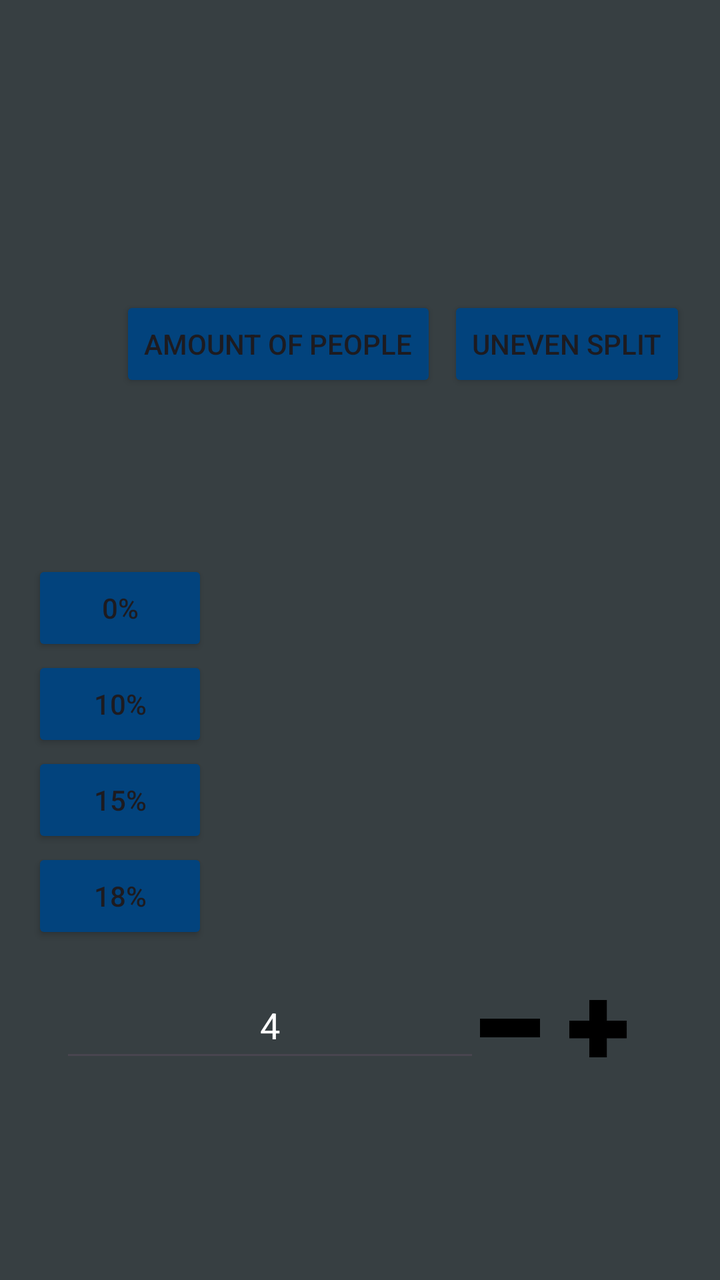
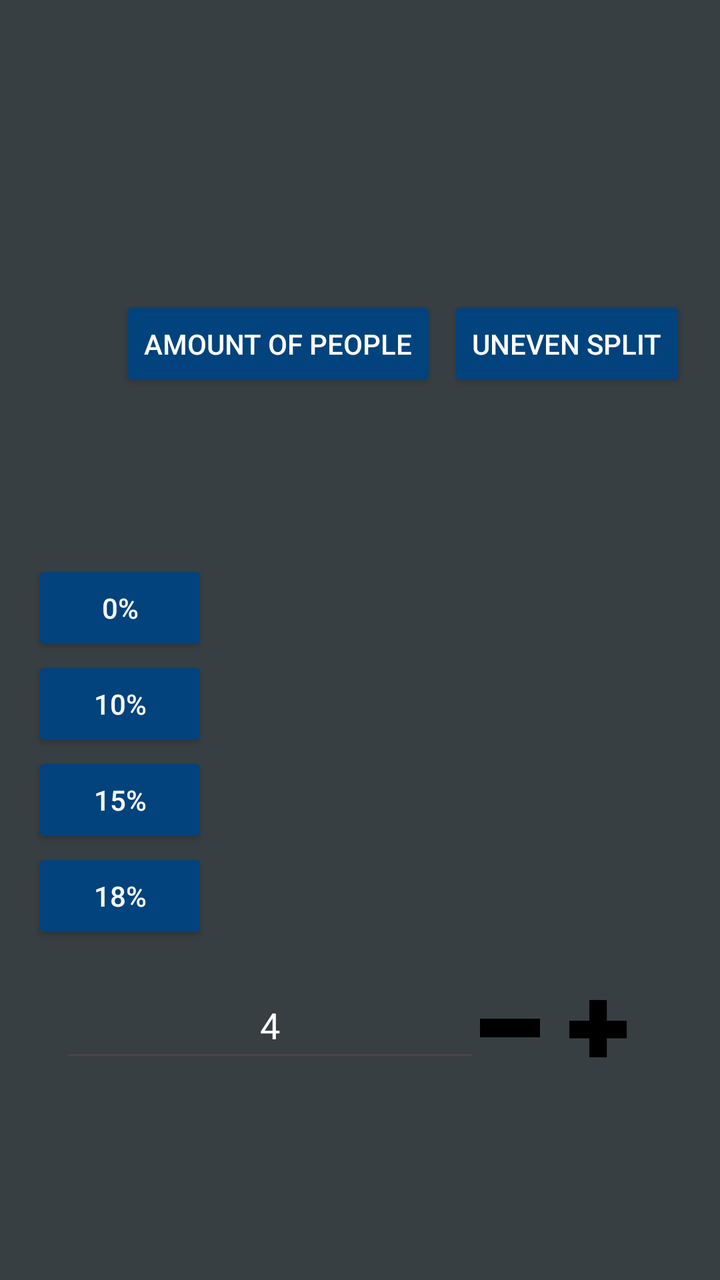

The first picture is an Android layout as it rendered before a commit; the second is the same layout after the commit. The layout source and the unified diff follow.
<!-- AndroidManifest.xml: application theme Theme.BillCalc -->
<!-- res/layout/activity_main.xml -->
<?xml version="1.0" encoding="utf-8"?>
<androidx.constraintlayout.widget.ConstraintLayout xmlns:android="http://schemas.android.com/apk/res/android"
    xmlns:app="http://schemas.android.com/apk/res-auto"
    xmlns:tools="http://schemas.android.com/tools"
    android:id="@+id/main"
    android:layout_width="match_parent"
    android:layout_height="match_parent"
    android:background="#373f42"
    tools:context=".MainActivity">

    <EditText
        android:id="@+id/BillAmount"
        android:layout_width="266dp"
        android:layout_height="73dp"
        android:layout_marginStart="72dp"
        android:layout_marginBottom="700dp"
        android:autofillHints=""
        android:backgroundTint="@color/white"
        android:ems="10"
        android:hint="@string/bill_amount"
        android:inputType="number"
        android:textAlignment="center"
        android:textColorHint="@color/white"
        android:textSize="30sp"
        app:layout_constraintBottom_toBottomOf="parent"
        app:layout_constraintStart_toStartOf="parent" />

    <TextView
        android:id="@+id/Amount"
        android:layout_width="wrap_content"
        android:layout_height="wrap_content"
        android:layout_marginStart="92dp"
        android:layout_marginBottom="496dp"
        android:text=""
        android:textAlignment="center"
        android:textColor="@color/white"
        android:textSize="30sp"
        app:layout_constraintBottom_toBottomOf="parent"
        app:layout_constraintStart_toStartOf="parent"
        app:layout_constraintTop_toBottomOf="@+id/BillAmount"
        app:layout_constraintVertical_bias="0.787" />

    <Button
        android:id="@+id/Zero"
        android:layout_width="wrap_content"
        android:layout_height="wrap_content"
        android:layout_marginStart="16dp"
        android:layout_marginBottom="312dp"
        android:backgroundTint="#02437D"

        android:text="@string/_0"
        app:layout_constraintBottom_toBottomOf="parent"
        app:layout_constraintStart_toStartOf="parent" />

    <Button
        android:id="@+id/Ten"
        android:layout_width="wrap_content"
        android:layout_height="wrap_content"
        android:layout_marginStart="16dp"
        android:layout_marginBottom="264dp"
        android:backgroundTint="#02437D"
        android:text="@string/_10"
        app:layout_constraintBottom_toBottomOf="parent"
        app:layout_constraintStart_toStartOf="parent" />

    <Button
        android:id="@+id/Fifteen"
        android:layout_width="wrap_content"
        android:layout_height="wrap_content"
        android:layout_marginStart="16dp"
        android:layout_marginBottom="216dp"
        android:backgroundTint="#02437D"
        android:text="@string/_15"
        app:layout_constraintBottom_toBottomOf="parent"
        app:layout_constraintStart_toStartOf="parent" />

    <Button
        android:id="@+id/Eighteen"
        android:layout_width="wrap_content"
        android:layout_height="wrap_content"
        android:layout_marginStart="16dp"
        android:layout_marginBottom="168dp"
        android:backgroundTint="#02437D"
        android:text="@string/_18"
        app:layout_constraintBottom_toBottomOf="parent"
        app:layout_constraintStart_toStartOf="parent" />

    <LinearLayout
        android:id="@+id/CollapsableNumberOfPeople"
        android:layout_width="match_parent"
        android:layout_height="200dp"
        android:layout_marginBottom="4dp"
        android:gravity="center_horizontal"
        android:orientation="horizontal"
        app:layout_constraintBottom_toBottomOf="parent"
        app:layout_constraintStart_toStartOf="parent">


        <EditText
            android:id="@+id/ChangeableAmountOfPeople"
            android:layout_width="wrap_content"
            android:layout_height="50dp"
            android:layout_marginTop="50dp"
            android:autofillHints=""
            android:ems="10"
            android:inputType="number"
            android:text="@string/_4"
            android:textAlignment="center"
            android:textColor="@color/white" />

        <ImageView
            android:id="@+id/SubtractFromNumberOfPeople"
            android:layout_width="30dp"
            android:layout_height="16dp"
            android:contentDescription="@string/subtract"
            android:focusable="true"
            android:clickable="true"
            android:layout_marginTop="70dp"
            android:src="@drawable/subtract" />

        <ImageView
            android:id="@+id/AddFromAmountOfPeople"
            android:layout_width="60dp"
            android:layout_height="57dp"
            android:contentDescription="@string/add"
            android:focusable="true"
            android:clickable="true"
            android:layout_marginTop="53dp"
            android:src="@drawable/add" />
    </LinearLayout>

    <Button
        android:id="@+id/ChangeNumberOfPeople"
        android:layout_width="wrap_content"
        android:layout_height="wrap_content"
        android:layout_marginStart="60dp"
        android:layout_marginBottom="444dp"
        android:backgroundTint="#02437D"
        android:focusable="true"
        android:text="@string/amount_of_people"
        app:layout_constraintBottom_toBottomOf="parent"
        app:layout_constraintStart_toStartOf="parent" />

    <Button
        android:id="@+id/changeView"
        android:layout_width="wrap_content"
        android:layout_height="wrap_content"
        android:layout_marginStart="224dp"
        android:layout_marginBottom="444dp"
        android:backgroundTint="#02437D"
        android:focusable="true"
        android:text="@string/uneven_split"
        app:layout_constraintBottom_toBottomOf="parent"
        app:layout_constraintStart_toStartOf="parent" />


</androidx.constraintlayout.widget.ConstraintLayout>
<!-- resources referenced by this layout -->
<resources>
  <color name="white">#FFFFFFFF</color>
  <!-- drawable add: png bitmap (drawable, 2396 bytes) -->
  <!-- drawable subtract: png bitmap (drawable, 143 bytes) -->
  <string name="_0">0%</string>
  <string name="_10">10%</string>
  <string name="_15">15%</string>
  <string name="_18">18%</string>
  <string name="_4">4</string>
  <string name="add">ADD</string>
  <string name="amount_of_people">Amount of People</string>
  <string name="bill_amount">Bill Amount</string>
  <string name="subtract">SUBTRACT</string>
  <string name="uneven_split">Uneven split</string>
  <style name="Theme.BillCalc" parent="Base.Theme.BillCalc" />
  <style name="Base.Theme.BillCalc" parent="Theme.Material3.DayNight.NoActionBar">
          
          
      </style>
</resources>

<!-- the commit's change to res/layout/activity_main.xml (unified diff, before → after) -->
@@ -47,7 +47,7 @@
         android:layout_marginStart="16dp"
         android:layout_marginBottom="312dp"
         android:backgroundTint="#02437D"
-
+        android:textColor="@color/white"
         android:text="@string/_0"
         app:layout_constraintBottom_toBottomOf="parent"
         app:layout_constraintStart_toStartOf="parent" />
@@ -59,6 +59,7 @@
         android:layout_marginStart="16dp"
         android:layout_marginBottom="264dp"
         android:backgroundTint="#02437D"
+        android:textColor="@color/white"
         android:text="@string/_10"
         app:layout_constraintBottom_toBottomOf="parent"
         app:layout_constraintStart_toStartOf="parent" />
@@ -70,6 +71,7 @@
         android:layout_marginStart="16dp"
         android:layout_marginBottom="216dp"
         android:backgroundTint="#02437D"
+        android:textColor="@color/white"
         android:text="@string/_15"
         app:layout_constraintBottom_toBottomOf="parent"
         app:layout_constraintStart_toStartOf="parent" />
@@ -81,6 +83,7 @@
         android:layout_marginStart="16dp"
         android:layout_marginBottom="168dp"
         android:backgroundTint="#02437D"
+        android:textColor="@color/white"
         android:text="@string/_18"
         app:layout_constraintBottom_toBottomOf="parent"
         app:layout_constraintStart_toStartOf="parent" />
@@ -137,6 +140,7 @@
         android:layout_marginBottom="444dp"
         android:backgroundTint="#02437D"
         android:focusable="true"
+        android:textColor="@color/white"
         android:text="@string/amount_of_people"
         app:layout_constraintBottom_toBottomOf="parent"
         app:layout_constraintStart_toStartOf="parent" />
@@ -147,6 +151,7 @@
         android:layout_height="wrap_content"
         android:layout_marginStart="224dp"
         android:layout_marginBottom="444dp"
+        android:textColor="@color/white"
         android:backgroundTint="#02437D"
         android:focusable="true"
         android:text="@string/uneven_split"
